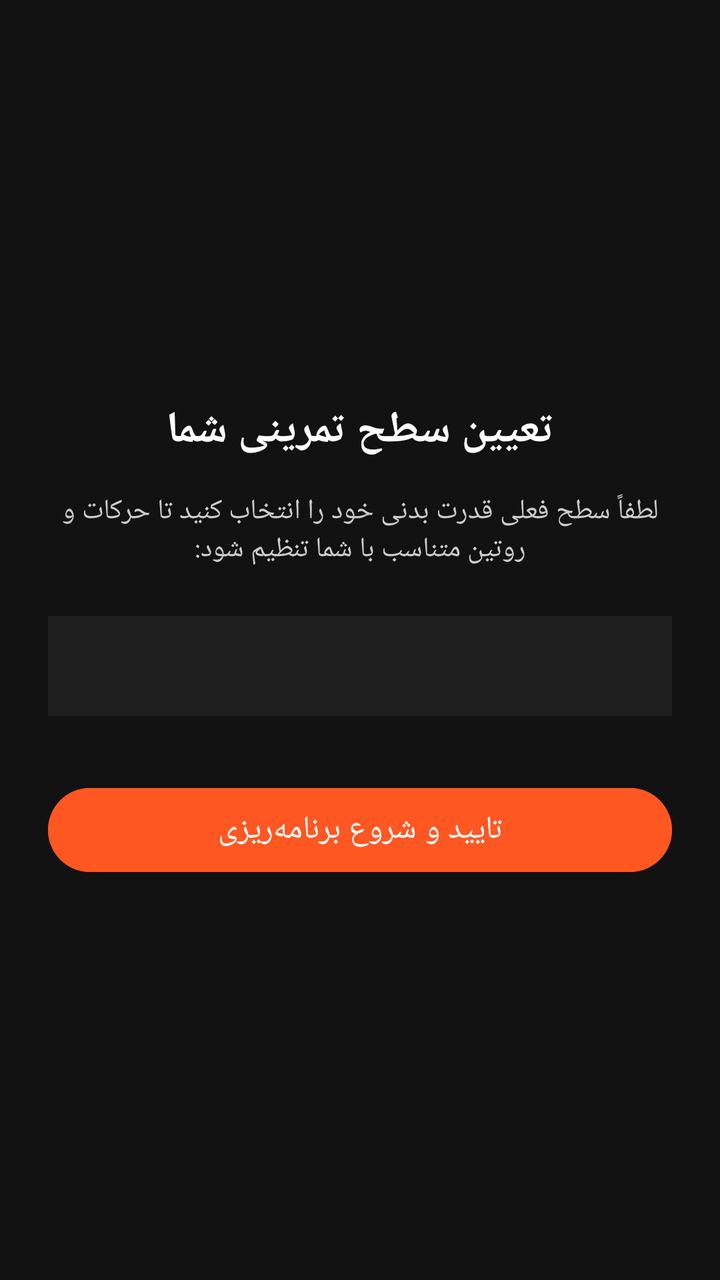
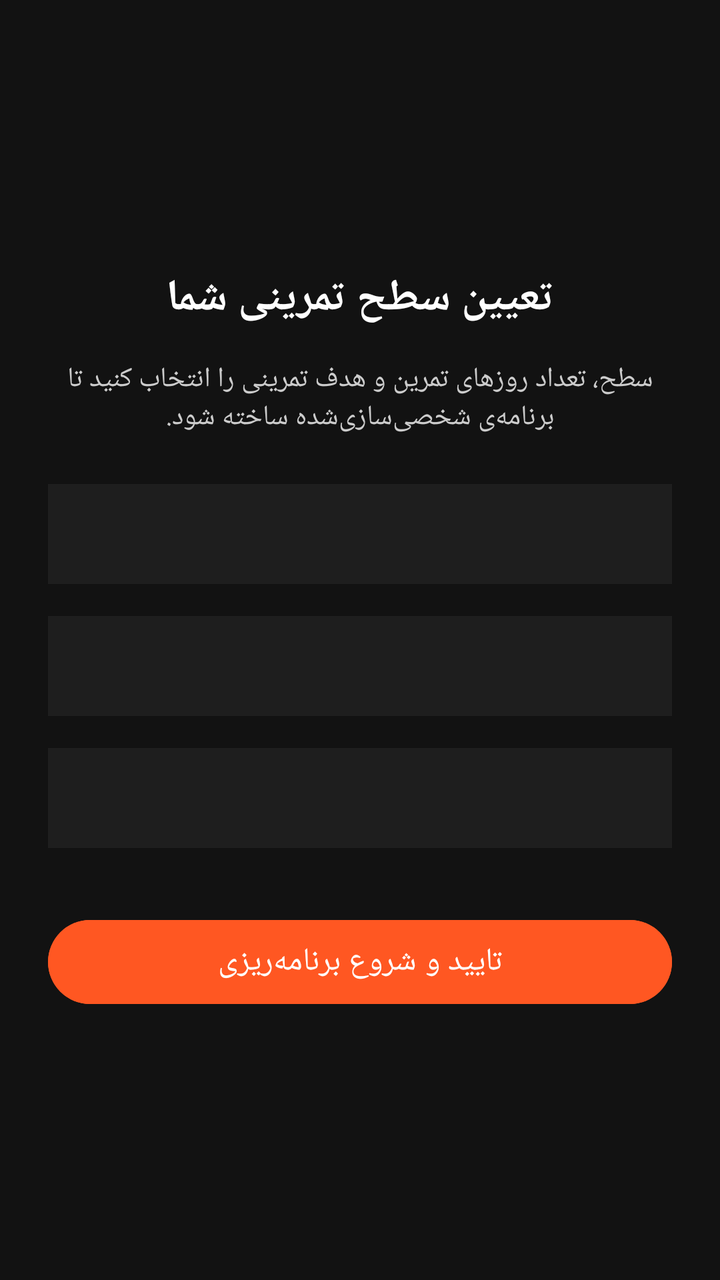

Compare the two renders of this Android layout. The source of the first and the diff that turns it into the second are given below.
<!-- AndroidManifest.xml: application theme Theme.CalisthenicsPro -->
<!-- res/layout/activity_assessment.xml -->
<?xml version="1.0" encoding="utf-8"?>
<LinearLayout xmlns:android="http://schemas.android.com/apk/res/android"
    android:layout_width="match_parent"
    android:layout_height="match_parent"
    android:orientation="vertical"
    android:padding="24dp"
    android:background="@color/background"
    android:gravity="center">

    <TextView
        android:layout_width="wrap_content"
        android:layout_height="wrap_content"
        android:text="تعیین سطح تمرینی شما"
        android:textColor="@color/white"
        android:textSize="22sp"
        android:textStyle="bold"
        android:layout_marginBottom="16dp"/>

    <TextView
        android:layout_width="wrap_content"
        android:layout_height="wrap_content"
        android:text="لطفاً سطح فعلی قدرت بدنی خود را انتخاب کنید تا حرکات و روتین متناسب با شما تنظیم شود:"
        android:textColor="#CCCCCC"
        android:textSize="14sp"
        android:gravity="center"
        android:layout_marginBottom="24dp"/>

    <Spinner
        android:id="@+id/spinnerLevel"
        android:layout_width="match_parent"
        android:layout_height="50dp"
        android:background="@color/surface"
        android:layout_marginBottom="32dp"/>

    <Button
        android:id="@+id/btnSaveAssessment"
        android:layout_width="match_parent"
        android:layout_height="50dp"
        android:text="تایید و شروع برنامه‌ریزی"
        android:backgroundTint="@color/secondary"
        android:textColor="@color/white"
        android:textSize="16sp"/>

</LinearLayout>
<!-- resources referenced by this layout -->
<resources>
  <color name="background">#FF121212</color>
  <color name="secondary">#FFFF5722</color>
  <color name="surface">#FF1E1E1E</color>
  <color name="white">#FFFFFFFF</color>
  <style name="Theme.CalisthenicsPro" parent="Theme.Material3.DayNight.NoActionBar">
          <item name="colorPrimary">@color/primary</item>
          <item name="colorOnPrimary">@color/white</item>
          <item name="colorPrimaryContainer">@color/primary_container</item>
          <item name="colorOnPrimaryContainer">@color/on_primary_container</item>
          <item name="colorSecondary">@color/secondary</item>
          <item name="colorOnSecondary">@color/white</item>
          <item name="android:statusBarColor">?attr/colorPrimaryVariant</item>
          <item name="android:navigationBarColor">?attr/colorSurface</item>
          <item name="android:windowBackground">@color/background</item>
      </style>
  <color name="primary">#FF2A2A2A</color>
  <color name="primary_container">#FF3D3D3D</color>
  <color name="on_primary_container">#FFFFFFFF</color>
</resources>

<!-- the commit's change to res/layout/activity_assessment.xml (unified diff, before → after) -->
@@ -19,7 +19,7 @@
     <TextView
         android:layout_width="wrap_content"
         android:layout_height="wrap_content"
-        android:text="لطفاً سطح فعلی قدرت بدنی خود را انتخاب کنید تا حرکات و روتین متناسب با شما تنظیم شود:"
+        android:text="سطح، تعداد روزهای تمرین و هدف تمرینی را انتخاب کنید تا برنامه‌ی شخصی‌سازی‌شده ساخته شود."
         android:textColor="#CCCCCC"
         android:textSize="14sp"
         android:gravity="center"
@@ -27,6 +27,20 @@
 
     <Spinner
         android:id="@+id/spinnerLevel"
+        android:layout_width="match_parent"
+        android:layout_height="50dp"
+        android:background="@color/surface"
+        android:layout_marginBottom="16dp"/>
+
+    <Spinner
+        android:id="@+id/spinnerDays"
+        android:layout_width="match_parent"
+        android:layout_height="50dp"
+        android:background="@color/surface"
+        android:layout_marginBottom="16dp"/>
+
+    <Spinner
+        android:id="@+id/spinnerGoal"
         android:layout_width="match_parent"
         android:layout_height="50dp"
         android:background="@color/surface"
